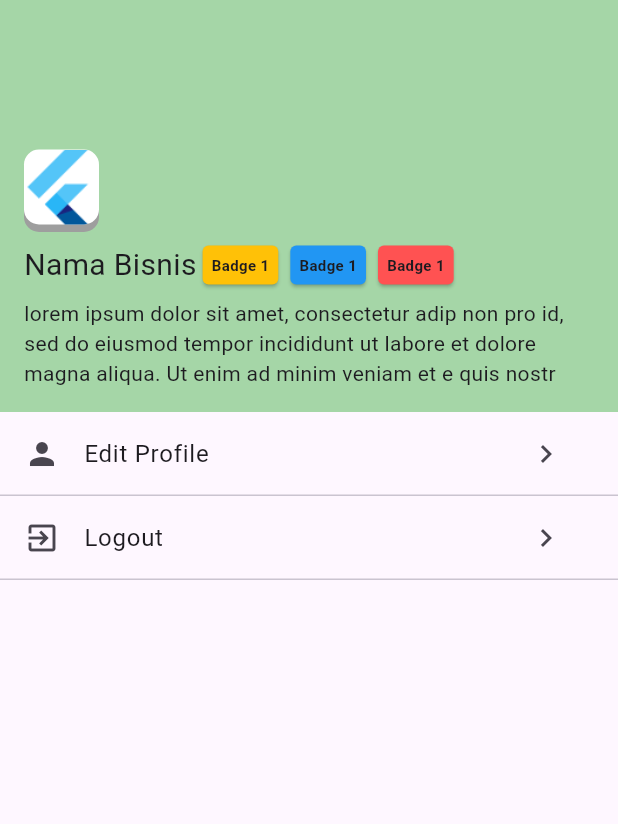
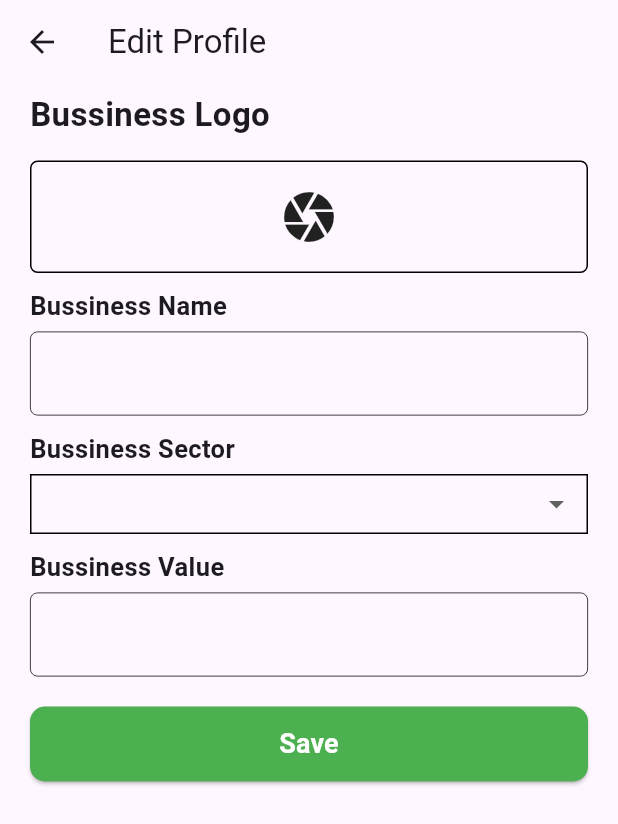
Before and after one commit to PLWEP/konekseed_test, a Flutter app: the ProfileView widget shown alone on an empty page, opened directly, after a tap on "Edit Profile", on a phone screen of 412 x 824 dp. Shown: the top 824 px of the screen. Run offline on Flutter 3.47's test engine with Material 3 defaults, Android fonts, the phone set to English and light mode, and no system bars; drawn by our look-alikes of dropdown_button2; our stand-ins replace custom_sliding_segmented_control, image_picker, stylish_bottom_bar.

Commit message:
menambahkan edit profile

```diff
--- a/lib/common/utils.dart
+++ b/lib/common/utils.dart
@@ -47,7 +47,7 @@ var decoration = InputDecoration(
   ),
 );
 
-final viewList = [
+const viewList = [
   TargetView(),
   NotificationView(),
   SettingView(),
--- /dev/null
+++ b/lib/presentation/view/edit_profile_view.dart
@@ -0,0 +1,270 @@
+import 'dart:io';
+
+import 'package:dropdown_button2/dropdown_button2.dart';
+import 'package:flutter/material.dart';
+import 'package:image_picker/image_picker.dart';
+import 'package:konekseed_test/common/utils.dart';
+
+class EditProfileView extends StatefulWidget {
+  const EditProfileView({super.key});
+
+  @override
+  State<EditProfileView> createState() => _EditProfileViewState();
+}
+
+class _EditProfileViewState extends State<EditProfileView> {
+  var sectorDropdown = [];
+
+  final TextEditingController _nameController = TextEditingController();
+  final TextEditingController _valueController = TextEditingController();
+  File? image;
+
+  void pop() => Navigator.pop(context);
+
+  Future<void> showPictureDialog() async {
+    final imagePicker = ImagePicker();
+    await showDialog(
+      context: context,
+      builder: (BuildContext context) {
+        return SimpleDialog(
+          title: const Text('Pilih Metode'),
+          children: [
+            SimpleDialogOption(
+              onPressed: () async {
+                final file = await getFromCamera(imagePicker);
+                setState(() {
+                  image = file;
+                });
+                pop();
+              },
+              child: const Text('Buka Kamera'),
+            ),
+            SimpleDialogOption(
+              onPressed: () async {
+                final file = await getFromGallery(imagePicker);
+                setState(() {
+                  image = file;
+                });
+                pop();
+              },
+              child: const Text('Buka Gallery'),
+            ),
+          ],
+        );
+      },
+    );
+  }
+
+  final _formKey = GlobalKey<FormState>();
+  @override
+  Widget build(BuildContext context) {
+    return SafeArea(
+      child: Scaffold(
+        appBar: AppBar(
+          title: const Text('Edit Profile'),
+        ),
+        body: ListView(
+          children: [
+            Form(
+              key: _formKey,
+              child: Container(
+                padding:
+                    const EdgeInsets.symmetric(horizontal: 20, vertical: 5),
+                child: Column(
+                  crossAxisAlignment: CrossAxisAlignment.start,
+                  children: [
+                    const Text(
+                      'Bussiness Logo',
+                      style: TextStyle(
+                        fontSize: 22,
+                        fontWeight: FontWeight.bold,
+                      ),
+                    ),
+                    const SizedBox(height: 15),
+                    Stack(
+                      children: [
+                        InkWell(
+                          splashColor: Colors.transparent,
+                          highlightColor: Colors.transparent,
+                          onTap: () => showPictureDialog(),
+                          child: Container(
+                            width: double.infinity,
+                            height: 75,
+                            decoration: BoxDecoration(
+                              borderRadius: BorderRadius.circular(5),
+                              border: Border.all(),
+                            ),
+                            child: image != null
+                                ? Image.file(image!)
+                                : const Center(
+                                    child: Icon(Icons.camera, size: 40),
+                                  ),
+                          ),
+                        ),
+                        if (image != null)
+                          Positioned(
+                            top: 0,
+                            right: 0,
+                            child: IconButton(
+                              icon: const Icon(
+                                Icons.delete,
+                                color: Colors.red,
+                              ),
+                              onPressed: () {
+                                setState(() {
+                                  image = null;
+                                });
+                              },
+                            ),
+                          ),
+                      ],
+                    ),
+                    const SizedBox(height: 10),
+                    const Text('Bussiness Name',
+                        style: TextStyle(
+                            fontSize: 17, fontWeight: FontWeight.bold)),
+                    const SizedBox(height: 5),
+                    TextFormField(
+                      controller: _nameController,
+                      validator: (value) =>
+                          value!.isEmpty ? "Please Fill The Field" : null,
+                      decoration: decoration,
+                      cursorColor: Colors.black,
+                    ),
+                    const SizedBox(height: 10),
+                    const Text(
+                      'Bussiness Sector',
+                      style:
+                          TextStyle(fontSize: 17, fontWeight: FontWeight.bold),
+                    ),
+                    const SizedBox(height: 5),
+                    DropdownButtonHideUnderline(
+                      child: DropdownButton2(
+                        isExpanded: true,
+                        items: ['Industry', 'Finance', 'F&B', 'Tech']
+                            .map(
+                              (String item) => DropdownMenuItem(
+                                value: item,
+                                enabled: false,
+                                child: StatefulBuilder(
+                                  builder: (context, menuSetState) {
+                                    final isSelected =
+                                        sectorDropdown.contains(item);
+                                    return InkWell(
+                                      onTap: () {
+                                        if (sectorDropdown.length < 3) {
+                                          isSelected
+                                              ? sectorDropdown.remove(item)
+                                              : sectorDropdown.add(item);
+                                        } else {
+                                          sectorDropdown.remove(item);
+                                        }
+                                        setState(() {});
+                                        menuSetState(() {});
+                                      },
+                                      child: Container(
+                                        height: double.infinity,
+                                        padding: const EdgeInsets.symmetric(
+                                            horizontal: 4),
+                                        child: Row(
+                                          children: [
+                                            isSelected
+                                                ? const Icon(
+                                                    Icons.check_box_outlined)
+                                                : const Icon(Icons
+                                                    .check_box_outline_blank),
+                                            const SizedBox(width: 16),
+                                            Expanded(
+                                              child: Text(item),
+                                            ),
+                                          ],
+                                        ),
+                                      ),
+                                    );
+                                  },
+                                ),
+                              ),
+                            )
+                            .toList(),
+                        value:
+                            sectorDropdown.isEmpty ? null : sectorDropdown.last,
+                        onChanged: (value) {},
+                        selectedItemBuilder: (context) {
+                          return ['Industry', 'Finance', 'F&B', 'Tech'].map(
+                            (item) {
+                              return Container(
+                                alignment: AlignmentDirectional.center,
+                                child: Text(
+                                  sectorDropdown.join(', '),
+                                  style: const TextStyle(
+                                    fontSize: 14,
+                                    overflow: TextOverflow.ellipsis,
+                                  ),
+                                  maxLines: 1,
+                                ),
+                              );
+                            },
+                          ).toList();
+                        },
+                        buttonStyleData: ButtonStyleData(
+                          padding: const EdgeInsets.symmetric(horizontal: 8),
+                          height: 40,
+                          decoration: BoxDecoration(border: Border.all()),
+                        ),
+                        menuItemStyleData: const MenuItemStyleData(height: 40),
+                      ),
+                    ),
+                    const SizedBox(height: 10),
+                    const Text(
+                      'Bussiness Value',
+                      style: TextStyle(
+                        fontSize: 17,
+                        fontWeight: FontWeight.bold,
+                      ),
+                    ),
+                    const SizedBox(height: 5),
+                    TextFormField(
+                      controller: _valueController,
+                      validator: (value) =>
+                          value!.isEmpty ? "Please Fill The Field" : null,
+                      decoration: decoration,
+                      cursorColor: Colors.black,
+                    ),
+                    const SizedBox(height: 20),
+                    SizedBox(
+                      width: double.infinity,
+                      height: 50,
+                      child: ElevatedButton(
+                        onPressed: () {
+                          if (_formKey.currentState!.validate()) {
+                            // addActivity();
+                          }
+                        },
+                        style: ElevatedButton.styleFrom(
+                          shape: RoundedRectangleBorder(
+                            borderRadius: BorderRadius.circular(10),
+                          ),
+                          shadowColor: Colors.black,
+                          padding: const EdgeInsets.all(10),
+                          backgroundColor: Colors.green,
+                          foregroundColor: Colors.white,
+                        ),
+                        child: const Text(
+                          'Save',
+                          style: TextStyle(
+                            fontSize: 18,
+                            fontWeight: FontWeight.bold,
+                          ),
+                        ),
+                      ),
+                    ),
+                  ],
+                ),
+              ),
+            ),
+          ],
+        ),
+      ),
+    );
+  }
+}
--- a/lib/presentation/view/notification_view.dart
+++ b/lib/presentation/view/notification_view.dart
@@ -5,7 +5,7 @@ class NotificationView extends StatelessWidget {
 
   @override
   Widget build(BuildContext context) {
-    return Center(
+    return const Center(
       child: Text('Notications'),
     );
   }
--- a/lib/presentation/view/profile_view.dart
+++ b/lib/presentation/view/profile_view.dart
@@ -1,4 +1,5 @@
 import 'package:flutter/material.dart';
+import 'package:konekseed_test/presentation/view/edit_profile_view.dart';
 
 class ProfileView extends StatelessWidget {
   const ProfileView({super.key});
@@ -106,19 +107,16 @@ class ProfileView extends StatelessWidget {
                 ListTile(
                   title: const Text('Edit Profile'),
                   leading: const Icon(Icons.person),
-                  trailing: IconButton(
-                    onPressed: () {},
-                    icon: const Icon(Icons.navigate_next),
-                  ),
-                  onTap: () {},
+                  trailing: const Icon(Icons.navigate_next),
+                  onTap: () => Navigator.push(
+                      context,
+                      MaterialPageRoute(
+                          builder: (_) => const EditProfileView())),
                 ),
                 ListTile(
                   title: const Text('Logout'),
                   leading: const Icon(Icons.exit_to_app),
-                  trailing: IconButton(
-                    onPressed: () {},
-                    icon: const Icon(Icons.navigate_next),
-                  ),
+                  trailing: const Icon(Icons.navigate_next),
                   onTap: () {},
                 ),
                 const SizedBox(),
--- a/lib/presentation/view/setting_view.dart
+++ b/lib/presentation/view/setting_view.dart
@@ -5,7 +5,7 @@ class SettingView extends StatelessWidget {
 
   @override
   Widget build(BuildContext context) {
-    return Center(
+    return const Center(
       child: Text('Setting'),
     );
   }
```
